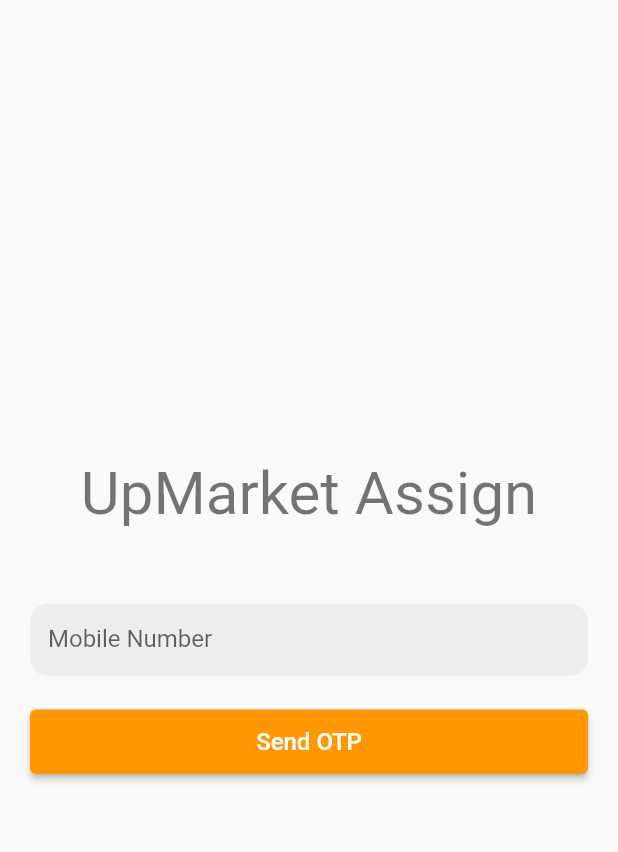
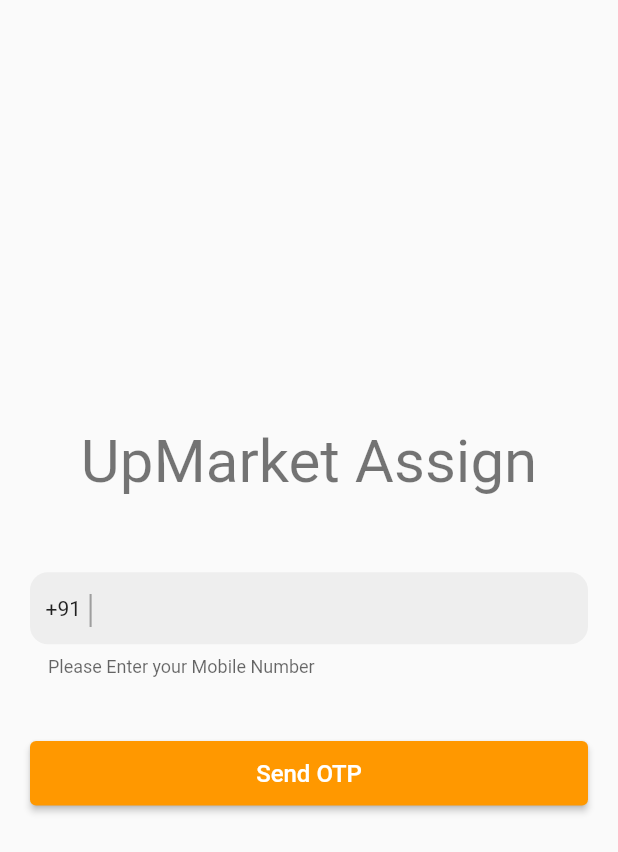
Before and after one commit to surefire01/upmarket_assignment, a Flutter app: the Authenticate screen opened directly, after a tap on "Send OTP", on a phone screen of 412 x 824 dp. Shown: the top 852 px of the screen. Run offline on Flutter 3.47's test engine with Material 2 defaults, Android fonts, the phone set to English and light mode, and no system bars; our stand-ins replace firebase_auth, firebase_core, image_picker, pin_code_fields; accounts and stored records are empty; network calls fail.

Commit message:
implemented phone verification

```diff
--- /dev/null
+++ b/lib/services/authentication_service.dart
@@ -0,0 +1,30 @@
+import 'package:firebase_auth/firebase_auth.dart';
+
+class AuthenticationService {
+  static final auth = FirebaseAuth.instance;
+  static String verifyId = "";
+
+  static Future<void> sendOtp(String mobileNumber, Function onCodeSent) async {
+    await auth.verifyPhoneNumber(
+      phoneNumber: '+91 $mobileNumber',
+      verificationCompleted: (PhoneAuthCredential credential) {},
+      verificationFailed: (FirebaseAuthException e) {},
+      codeSent: (String verificationId, int? resendToken) {
+        verifyId = verificationId;
+        onCodeSent();
+      },
+      codeAutoRetrievalTimeout: (String verificationId) {},
+    );
+  }
+
+  static Future<void> verifyOtp(String otp) async {
+    PhoneAuthCredential credential =
+        PhoneAuthProvider.credential(verificationId: verifyId, smsCode: otp);
+    await auth.signInWithCredential(credential);
+    print("SUIIIIII done");
+  }
+
+  static Stream<User?> get user {
+    return auth.authStateChanges();
+  }
+}
--- a/lib/view/authentication _view.dart
+++ b/lib/view/authentication _view.dart
@@ -1,6 +1,8 @@
 import 'package:flutter/material.dart';
+import 'package:flutter/services.dart';
 import 'package:provider/provider.dart';
 import 'package:upmarket_assignment/providers/auth_provider.dart';
+import 'package:upmarket_assignment/services/authentication_service.dart';
 
 class Authenticate extends StatelessWidget {
   const Authenticate({super.key});
@@ -15,7 +17,6 @@ class Authenticate extends StatelessWidget {
             child: Form(
               key: provider.formKey,
               child: Column(
-                //crossAxisAlignment: CrossAxisAlignment.start,
                 mainAxisAlignment: MainAxisAlignment.center,
                 children: [
                   Text(
@@ -26,7 +27,25 @@ class Authenticate extends StatelessWidget {
                     height: 50,
                   ),
                   TextFormField(
-                      decoration: InputDecoration(label: Text("Mobile Number")),
+                      keyboardType: TextInputType.phone,
+                      inputFormatters: [LengthLimitingTextInputFormatter(10)],
+                      decoration: InputDecoration(
+                          prefixIcon: SizedBox(
+                            width: 50,
+                            child: Row(
+                              children: const [
+                                Text("   +91 "),
+                                Text(
+                                  "|",
+                                  style: TextStyle(
+                                      color: Colors.grey,
+                                      fontSize: 26,
+                                      fontWeight: FontWeight.w300),
+                                )
+                              ],
+                            ),
+                          ),
+                          helperText: "Please Enter your Mobile Number"),
                       validator: (val) {
                         if (val == null) {
                           return "Please enter valid mobile number";
@@ -34,15 +53,22 @@ class Authenticate extends StatelessWidget {
                         provider.mobile = val;
                       }),
                   const SizedBox(
-                    height: 20,
+                    height: 40,
                   ),
-                  Container(
+                  SizedBox(
                     width: double.infinity,
                     child: ElevatedButton(
                       style:
                           ElevatedButton.styleFrom(padding: EdgeInsets.all(12)),
-                      onPressed: () {},
-                      child: Text(
+                      onPressed: () async {
+                        if (provider.formKey.currentState!.validate()) {
+                          AuthenticationService.sendOtp(provider.mobile,
+                              () async {
+                            await provider.verifyOtp(context);
+                          });
+                        }
+                      },
+                      child: const Text(
                         "Send OTP",
                         style: TextStyle(color: Colors.white, fontSize: 16),
                       ),
--- a/pubspec.yaml
+++ b/pubspec.yaml
@@ -39,6 +39,10 @@ dependencies:
   pin_code_fields: ^7.4.0
   provider: ^6.0.5
   image_picker: ^0.8.6
+  firebase_core: ^2.4.1
+  firebase_auth: ^4.2.4
+  firebase_storage: ^11.0.10
+  cloud_firestore: ^4.3.1
 
 dev_dependencies:
   flutter_test:
```
Also changed, not shown: lib/main.dart (+6 -2 lines), lib/providers/auth_provider.dart (+53 -6 lines), pubspec.lock, 2 other files.
